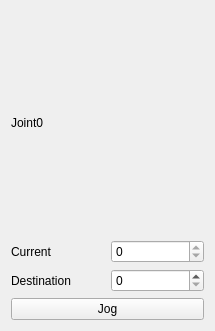
Qt form jointview.ui (ZSYTY/jog-controll) before a commit.
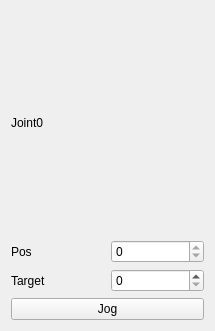
The same form after that commit.

```diff
--- a/jointview.ui
+++ b/jointview.ui
@@ -31,12 +31,12 @@
         <widget class="QLabel" name="currentLabel">
          <property name="minimumSize">
           <size>
-           <width>80</width>
+           <width>60</width>
            <height>0</height>
           </size>
          </property>
          <property name="text">
-          <string>Current</string>
+          <string>Pos</string>
          </property>
         </widget>
        </item>
@@ -55,12 +55,12 @@
         <widget class="QLabel" name="destinationLabel">
          <property name="minimumSize">
           <size>
-           <width>80</width>
+           <width>60</width>
            <height>0</height>
           </size>
          </property>
          <property name="text">
-          <string>Destination</string>
+          <string>Target</string>
          </property>
         </widget>
        </item>
```
Left out of the diff: 21 changed lines with no effect on the pictures.
